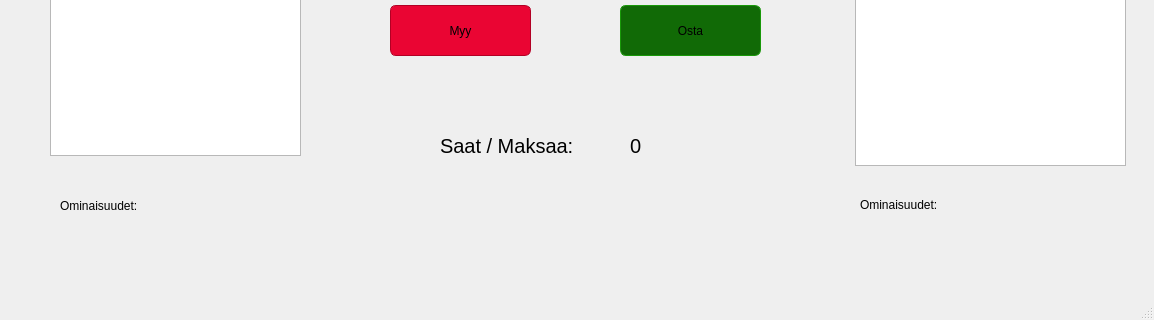
First picture: the form in TrainGame/TrainGame/mainwindow.ui, repository MilanFIN/TrainGame, before the edit; both pictures show x 0 to 1154 and y 322 to 642 of the 1154 by 642 pixel window.
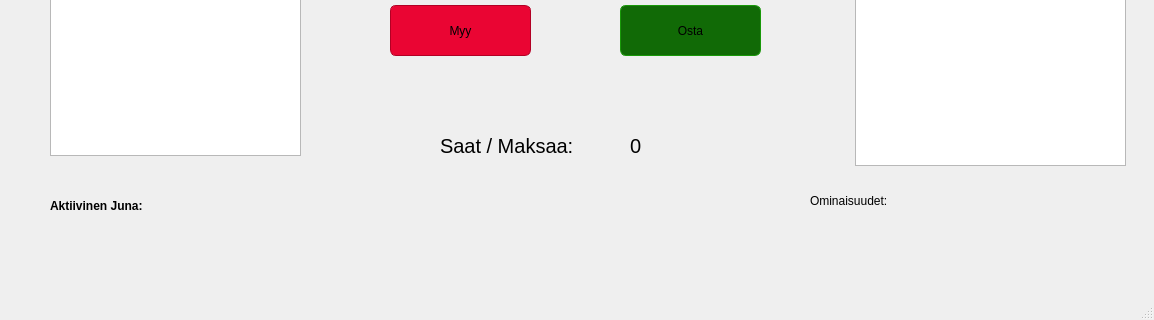
Second picture: the form after the edit. The open tabs and pages were chosen to show the change.

```diff
--- a/TrainGame/TrainGame/mainwindow.ui
+++ b/TrainGame/TrainGame/mainwindow.ui
@@ -475,23 +475,29 @@
      <widget class="QLabel" name="featuresTextOLabel">
       <property name="geometry">
        <rect>
-        <x>40</x>
+        <x>30</x>
         <y>440</y>
-        <width>81</width>
+        <width>111</width>
         <height>21</height>
        </rect>
       </property>
+      <property name="font">
+       <font>
+        <weight>75</weight>
+        <bold>true</bold>
+       </font>
+      </property>
       <property name="text">
-       <string>Ominaisuudet:</string>
+       <string>Aktiivinen Juna:</string>
       </property>
      </widget>
      <widget class="QLabel" name="featuresTextBLabel">
       <property name="geometry">
        <rect>
-        <x>840</x>
-        <y>440</y>
-        <width>81</width>
-        <height>20</height>
+        <x>790</x>
+        <y>430</y>
+        <width>111</width>
+        <height>31</height>
        </rect>
       </property>
       <property name="text">
@@ -514,9 +520,9 @@
      <widget class="QLabel" name="featuresBLabel">
       <property name="geometry">
        <rect>
-        <x>934</x>
+        <x>944</x>
         <y>440</y>
-        <width>171</width>
+        <width>161</width>
         <height>20</height>
        </rect>
       </property>
```
Left out of the diff: 4 changed lines with no effect on the pictures.
